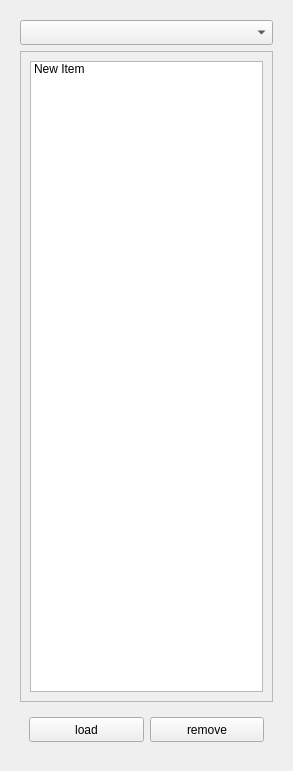
First picture: the form in pathplanner.ui, repository oliversssf2/ui_app, before the edit.
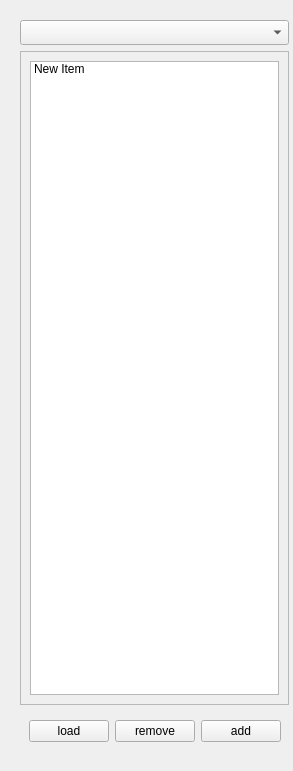
Second picture: the form after the edit.

What changed in the file:
```diff
--- a/pathplanner.ui
+++ b/pathplanner.ui
@@ -95,8 +95,8 @@
           <rect>
            <x>0</x>
            <y>0</y>
-           <width>267</width>
-           <height>685</height>
+           <width>251</width>
+           <height>669</height>
           </rect>
          </property>
          <property name="sizePolicy">
@@ -175,6 +175,13 @@
            </property>
           </widget>
          </item>
+         <item>
+          <widget class="QPushButton" name="pushButton_3">
+           <property name="text">
+            <string>add</string>
+           </property>
+          </widget>
+         </item>
         </layout>
        </widget>
       </item>
```
